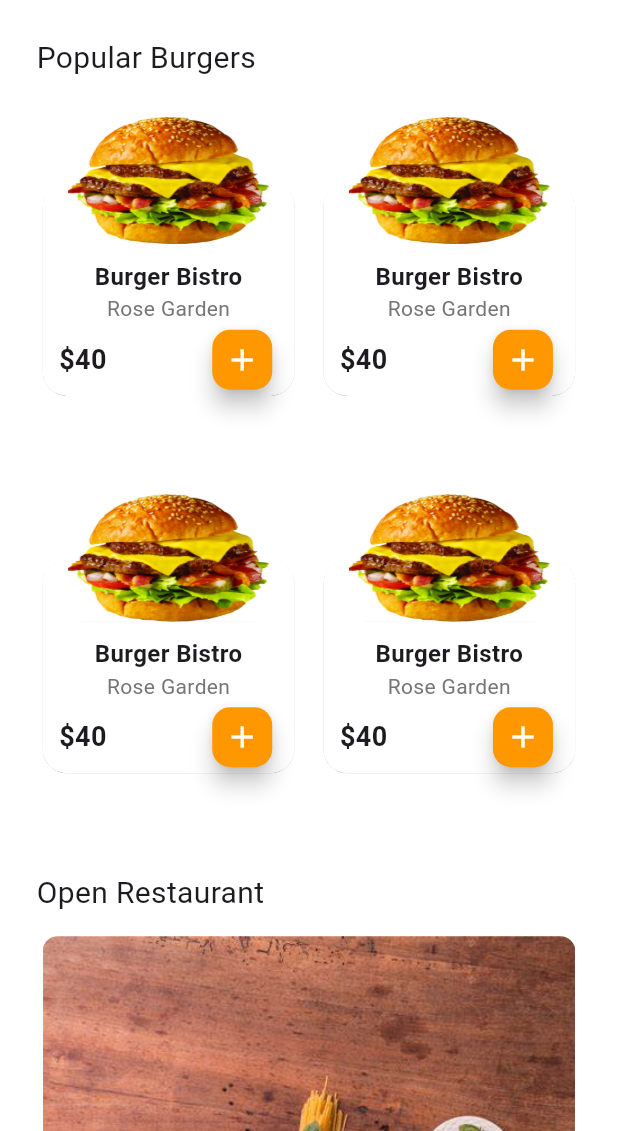
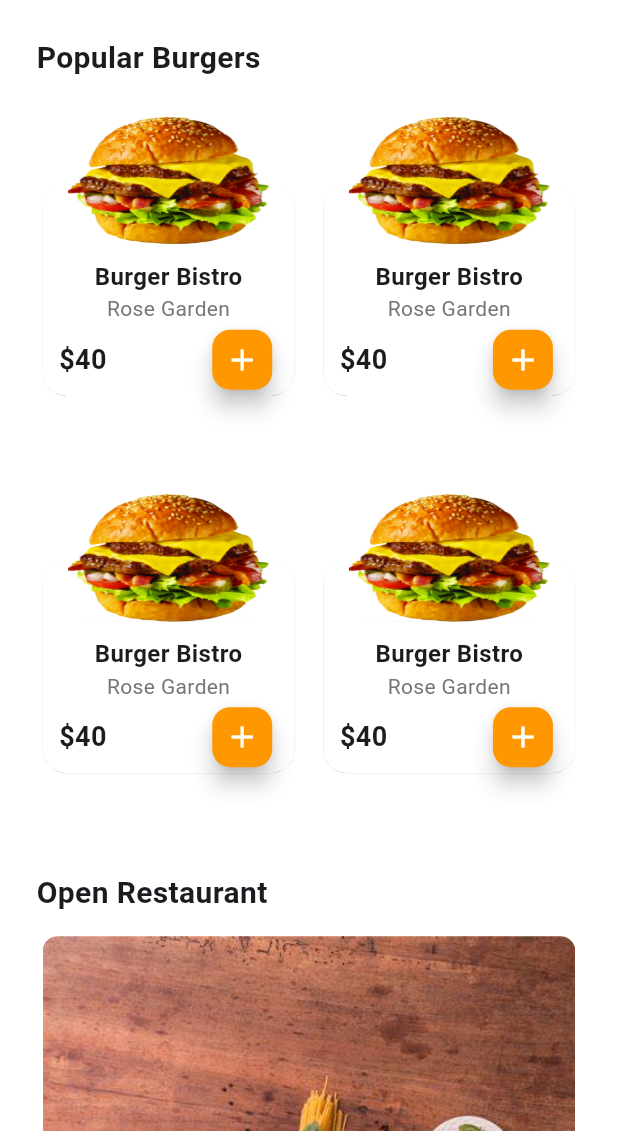
Before and after one commit to tech-cell-eg/Round-3-Restaurant-App, a Flutter app: the FoodBurgerView screen opened directly, on a phone screen of 412 x 824 dp, the part 105-1236 px from its top. Run offline on Flutter 3.47's test engine with Material 3 defaults, Android fonts, the light colour scheme and no system bars; our stand-ins replace device_preview, dio, flutter_bloc, flutter_screenutil, flutter_svg, font_awesome_flutter and 2 more; accounts and stored records are empty; network calls fail; Roboto replaces fonts that are missing (Sen); statements that could not run were skipped.

Commit message:
refactor: update text-style naming

```diff
--- a/lib/core/ui/badge_count.dart
+++ b/lib/core/ui/badge_count.dart
@@ -25,7 +25,7 @@ class BadgeCount extends StatelessWidget {
             backgroundColor: AppColor.kPrimaryColor,
             child: Text(
               "2",
-              style: AppTextStyle.textStyle12.copyWith(
+              style: AppTextStyle.label.copyWith(
                 color: AppColor.kWhiteColor,
               ),
             ),
--- a/lib/core/ui/text_form_search.dart
+++ b/lib/core/ui/text_form_search.dart
@@ -13,7 +13,7 @@ class TextFormSearch extends StatelessWidget {
     return TextFormField(
       decoration: InputDecoration(
         labelText: 'Search ',
-        labelStyle: AppTextStyle.textStyle14.copyWith(
+        labelStyle: AppTextStyle.description.copyWith(
           color: AppColor.kItemColor,
         ),
         prefixIcon: Icon(
--- a/lib/core/ui/title_section.dart
+++ b/lib/core/ui/title_section.dart
@@ -9,7 +9,7 @@ class TitleSection extends StatelessWidget {
   Widget build(BuildContext context) {
     return Align(
       alignment: Alignment.centerLeft,
-      child: Text(title, style: AppTextStyle.textStyle20),
+      child: Text(title, style: AppTextStyle.header),
     );
   }
 }
--- a/lib/core/utils/app_text_style.dart
+++ b/lib/core/utils/app_text_style.dart
@@ -1,57 +1,25 @@
 import 'package:flutter/rendering.dart';
 
 abstract class AppTextStyle {
-  static const textStyle24 = TextStyle(
-    fontSize: 24,
+  static const header = TextStyle(
+    fontSize: 20,
     fontWeight: FontWeight.bold,
     fontFamily: "Sen",
   );
-  static const textStyle16 = TextStyle(
+
+  static const title = TextStyle(
+    fontSize: 18,
+    fontWeight: FontWeight.bold,
+    fontFamily: "Sen",
+  );
+
+  static const subTitle = TextStyle(
     fontSize: 16,
     fontWeight: FontWeight.w400,
     fontFamily: "Sen",
   );
 
+  static const description = TextStyle(fontSize: 14, fontFamily: "Sen");
 
- static const textStyle18 = TextStyle(
-    fontSize: 18,
-    fontWeight: FontWeight.bold,
-    fontFamily: "Sen",
-  );
-
-
-
-static const textStyle20 = TextStyle(
-    fontSize: 20,
-    fontWeight: FontWeight.w400,
-    fontFamily: "Sen",
-  );
-
-
-  static const textStyle14 = TextStyle(
-    fontSize: 14,
-    fontWeight: FontWeight.bold,
-    fontFamily: "Sen",
-  );
-
-
- static const textStyle13 = TextStyle(
-    fontSize: 13,
-    fontWeight: FontWeight.bold,
-    fontFamily: "Sen",
-  );
-
-static const textStyle12 = TextStyle(
-    fontSize: 12,
-    fontWeight: FontWeight.bold,
-    fontFamily: "Sen",
-  );
-
-
-
-  static const textStyle30 = TextStyle(
-    fontSize: 30,
-    fontWeight: FontWeight.bold,
-    fontFamily: "Sen",
-  );
+  static const label = TextStyle(fontSize: 12, fontFamily: "Sen");
 }
--- a/lib/features/home/presentation/widgets/category_item.dart
+++ b/lib/features/home/presentation/widgets/category_item.dart
@@ -32,7 +32,7 @@ class CategoryItem extends StatelessWidget {
             ),
           ),
 
-          Text("Burger", style: AppTextStyle.textStyle12),
+          Text("Burger", style: AppTextStyle.label),
         ],
       ),
     );
--- a/lib/features/home/presentation/widgets/custom_app_bar.dart
+++ b/lib/features/home/presentation/widgets/custom_app_bar.dart
@@ -25,13 +25,13 @@ class CustomAppBar extends StatelessWidget {
           children: [
             Text(
               "Deliver to",
-              style: AppTextStyle.textStyle12.copyWith(
+              style: AppTextStyle.label.copyWith(
                 color: AppColor.kPrimaryColor,
               ),
             ),
             Row(
               children: [
-                Text("Halal Lab office", style: AppTextStyle.textStyle14),
+                Text("Halal Lab office", style: AppTextStyle.description),
                 SvgPicture.asset(
                   AppImages.assetsIconsPolygon,
                   width: 11.w,
--- a/lib/features/home/presentation/widgets/home_view_body.dart
+++ b/lib/features/home/presentation/widgets/home_view_body.dart
@@ -3,7 +3,7 @@ import 'package:flutter_screenutil/flutter_screenutil.dart';
 import 'package:food_app/core/constants/routes.dart';
 import 'package:food_app/features/home/presentation/widgets/custom_app_bar.dart';
 import 'package:food_app/features/home/presentation/widgets/list_view_categories.dart';
-import 'package:food_app/features/food_burger/presentaion/views/widget/list_view_item_open_retaurant.dart';
+import 'package:food_app/features/food_burger/presentation/views/widget/list_view_item_open_restaurant.dart';
 import 'package:food_app/features/home/presentation/widgets/message_welcome.dart';
 import 'package:food_app/core/ui/text_form_search.dart';
 
--- a/lib/features/home/presentation/widgets/title_section_with_see_all.dart
+++ b/lib/features/home/presentation/widgets/title_section_with_see_all.dart
@@ -10,9 +10,9 @@ class TitleSectionWithSeeAll extends StatelessWidget {
   Widget build(BuildContext context) {
     return Row(
       children: [
-        Text(titleSection, style: AppTextStyle.textStyle20),
+        Text(titleSection, style: AppTextStyle.header),
         Spacer(),
-        Text("See All ", style: AppTextStyle.textStyle16),
+        Text("See All ", style: AppTextStyle.subTitle),
         Icon(Icons.arrow_forward_ios, size: 15, color: AppColor.kItemColor),
       ],
     );
--- a/lib/features/onboarding/widget/onboarding_view.dart
+++ b/lib/features/onboarding/widget/onboarding_view.dart
@@ -20,14 +20,14 @@ class OnboardingView extends StatelessWidget {
           ),
           Text(
             model.title,
-            style: AppTextStyle.textStyle12.copyWith(
+            style: AppTextStyle.label.copyWith(
               color: Colors.black,
               fontSize: 20.sp,
             ),
           ),
           Text(
             model.description,
-            style: AppTextStyle.textStyle20.copyWith(
+            style: AppTextStyle.header.copyWith(
               color: Colors.grey,
               fontSize: 14.sp,
             ),
--- a/lib/features/restaurant/presentation/restaurant_screen.dart
+++ b/lib/features/restaurant/presentation/restaurant_screen.dart
@@ -42,11 +42,11 @@ class RestaurantScreen extends StatelessWidget {
                     spacing: 4.h,
                     crossAxisAlignment: CrossAxisAlignment.stretch,
                     children: [
-                      Text(restaurant.name, style: AppTextStyle.textStyle20),
+                      Text(restaurant.name, style: AppTextStyle.header),
                       Text(
                         restaurant.desc,
                         textAlign: TextAlign.justify,
-                        style: AppTextStyle.textStyle14,
+                        style: AppTextStyle.subTitle,
                       ),
                     ],
                   ),
```
